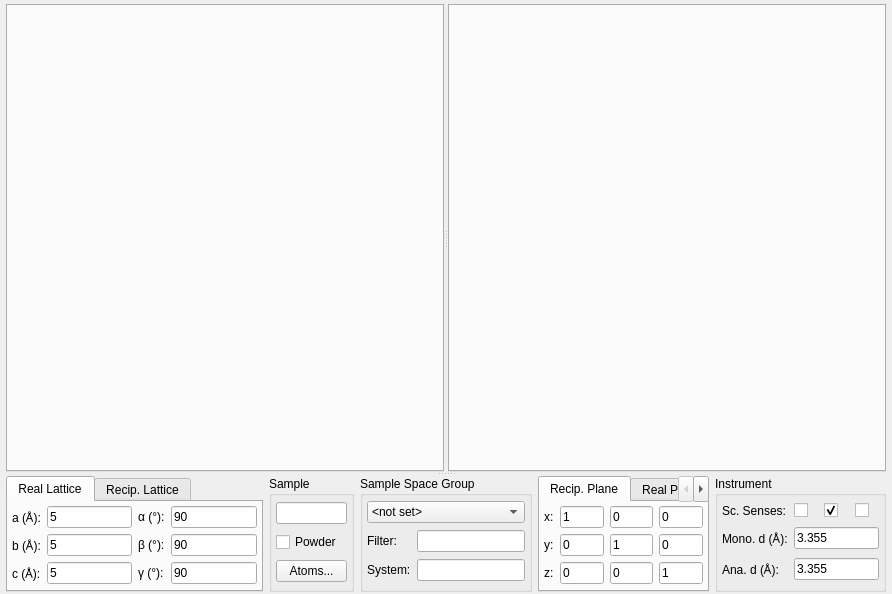
Above: ui/taz.ui from tweber-ill/frm_mirror-takin1 before the change. Below: the same form after it.
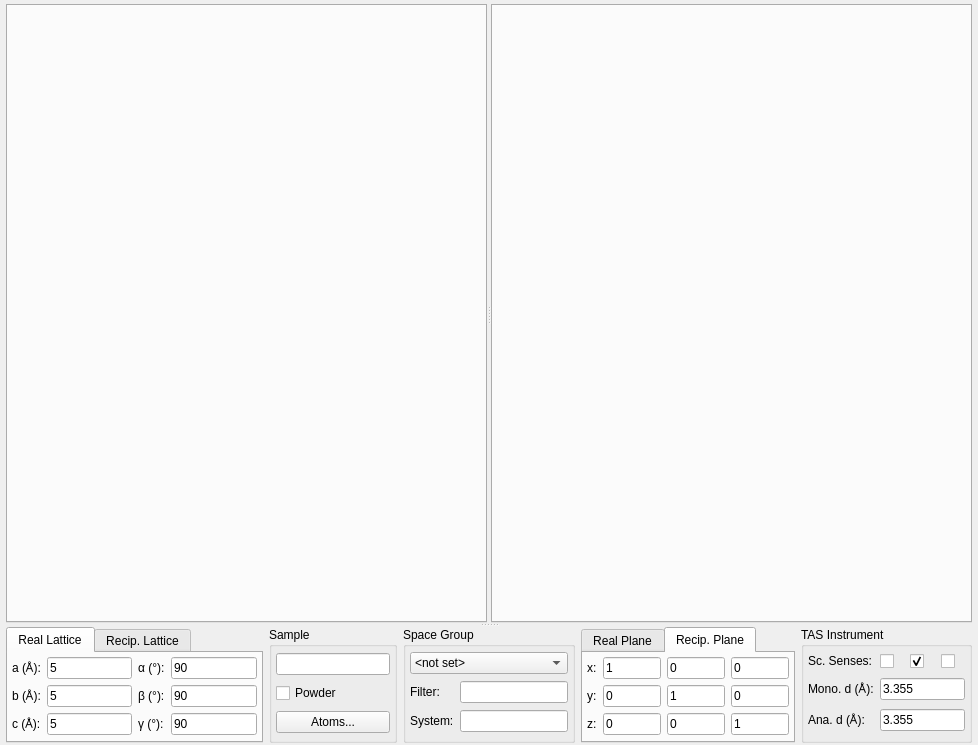
That is the form after the change.

Diff of the .ui file:
```diff
--- a/ui/taz.ui
+++ b/ui/taz.ui
@@ -6,8 +6,8 @@
    <rect>
     <x>0</x>
     <y>0</y>
-    <width>892</width>
-    <height>594</height>
+    <width>978</width>
+    <height>745</height>
    </rect>
   </property>
   <property name="windowTitle">
@@ -128,12 +128,12 @@
          <widget class="QGroupBox" name="groupBox_5">
           <property name="sizePolicy">
            <sizepolicy hsizetype="Expanding" vsizetype="Preferred">
-            <horstretch>2</horstretch>
+            <horstretch>4</horstretch>
             <verstretch>1</verstretch>
            </sizepolicy>
           </property>
           <property name="title">
-           <string>Instrument</string>
+           <string>TAS Instrument</string>
           </property>
           <layout class="QGridLayout" name="gridLayout">
            <property name="margin">
@@ -141,6 +141,12 @@
            </property>
            <item row="1" column="0">
             <widget class="QLabel" name="label_9">
+             <property name="sizePolicy">
+              <sizepolicy hsizetype="Minimum" vsizetype="Fixed">
+               <horstretch>0</horstretch>
+               <verstretch>0</verstretch>
+              </sizepolicy>
+             </property>
              <property name="text">
               <string>Mono. d (Å):</string>
              </property>
@@ -148,6 +154,12 @@
            </item>
            <item row="2" column="0">
             <widget class="QLabel" name="label_10">
+             <property name="sizePolicy">
+              <sizepolicy hsizetype="Minimum" vsizetype="Fixed">
+               <horstretch>0</horstretch>
+               <verstretch>0</verstretch>
+              </sizepolicy>
+             </property>
              <property name="text">
               <string>Ana. d (Å):</string>
              </property>
@@ -155,6 +167,12 @@
            </item>
            <item row="0" column="1">
             <widget class="QCheckBox" name="checkSenseM">
+             <property name="sizePolicy">
+              <sizepolicy hsizetype="Minimum" vsizetype="Fixed">
+               <horstretch>0</horstretch>
+               <verstretch>0</verstretch>
+              </sizepolicy>
+             </property>
              <property name="text">
               <string/>
              </property>
@@ -175,6 +193,12 @@
            </item>
            <item row="0" column="0">
             <widget class="QLabel" name="label_17">
+             <property name="sizePolicy">
+              <sizepolicy hsizetype="Minimum" vsizetype="Fixed">
+               <horstretch>0</horstretch>
+               <verstretch>0</verstretch>
+              </sizepolicy>
+             </property>
              <property name="text">
               <string>Sc. Senses:</string>
              </property>
@@ -211,12 +235,12 @@
          <widget class="QGroupBox" name="groupBox">
           <property name="sizePolicy">
            <sizepolicy hsizetype="Expanding" vsizetype="Preferred">
-            <horstretch>2</horstretch>
+            <horstretch>4</horstretch>
             <verstretch>1</verstretch>
            </sizepolicy>
           </property>
           <property name="title">
-           <string>Sample Space Group</string>
+           <string>Space Group</string>
           </property>
           <layout class="QGridLayout" name="gridLayout_7">
            <property name="margin">
@@ -240,7 +264,7 @@
            <item row="1" column="0">
             <widget class="QLabel" name="label_22">
              <property name="sizePolicy">
-              <sizepolicy hsizetype="Expanding" vsizetype="Fixed">
+              <sizepolicy hsizetype="Minimum" vsizetype="Preferred">
                <horstretch>0</horstretch>
                <verstretch>0</verstretch>
               </sizepolicy>
@@ -262,6 +286,12 @@
            </item>
            <item row="2" column="0">
             <widget class="QLabel" name="label_18">
+             <property name="sizePolicy">
+              <sizepolicy hsizetype="Minimum" vsizetype="Preferred">
+               <horstretch>0</horstretch>
+               <verstretch>0</verstretch>
+              </sizepolicy>
+             </property>
              <property name="text">
               <string>System:</string>
              </property>
@@ -281,7 +311,7 @@
          <widget class="QGroupBox" name="groupBox_2">
           <property name="sizePolicy">
            <sizepolicy hsizetype="Expanding" vsizetype="Preferred">
-            <horstretch>1</horstretch>
+            <horstretch>3</horstretch>
             <verstretch>0</verstretch>
            </sizepolicy>
           </property>
@@ -295,7 +325,7 @@
            <item row="0" column="0">
             <widget class="QLineEdit" name="editDescr">
              <property name="sizePolicy">
-              <sizepolicy hsizetype="Ignored" vsizetype="Fixed">
+              <sizepolicy hsizetype="Preferred" vsizetype="Fixed">
                <horstretch>0</horstretch>
                <verstretch>0</verstretch>
               </sizepolicy>
@@ -307,6 +337,12 @@
            </item>
            <item row="1" column="0">
             <widget class="QCheckBox" name="checkPowder">
+             <property name="sizePolicy">
+              <sizepolicy hsizetype="Minimum" vsizetype="Fixed">
+               <horstretch>0</horstretch>
+               <verstretch>0</verstretch>
+              </sizepolicy>
+             </property>
              <property name="text">
               <string>Powder</string>
              </property>
@@ -335,7 +371,7 @@
          <widget class="QTabWidget" name="groupSample">
           <property name="sizePolicy">
            <sizepolicy hsizetype="Expanding" vsizetype="Preferred">
-            <horstretch>3</horstretch>
+            <horstretch>6</horstretch>
             <verstretch>1</verstretch>
            </sizepolicy>
           </property>
@@ -352,6 +388,12 @@
             </property>
             <item row="1" column="4">
              <widget class="QLabel" name="label_7">
+              <property name="sizePolicy">
+               <sizepolicy hsizetype="Minimum" vsizetype="Fixed">
+                <horstretch>0</horstretch>
+                <verstretch>0</verstretch>
+               </sizepolicy>
+              </property>
               <property name="text">
                <string>β (°):</string>
               </property>
@@ -366,6 +408,12 @@
             </item>
             <item row="0" column="4">
              <widget class="QLabel" name="label_6">
+              <property name="sizePolicy">
+               <sizepolicy hsizetype="Minimum" vsizetype="Fixed">
+                <horstretch>0</horstretch>
+                <verstretch>0</verstretch>
+               </sizepolicy>
+              </property>
               <property name="text">
                <string>α (°):</string>
               </property>
@@ -401,6 +449,12 @@
             </item>
             <item row="0" column="2">
              <widget class="QLabel" name="label_3">
+              <property name="sizePolicy">
+               <sizepolicy hsizetype="Minimum" vsizetype="Fixed">
+                <horstretch>0</horstretch>
+                <verstretch>0</verstretch>
+               </sizepolicy>
+              </property>
               <property name="text">
                <string>a (Å):</string>
               </property>
@@ -408,6 +462,12 @@
             </item>
             <item row="2" column="2">
              <widget class="QLabel" name="label_5">
+              <property name="sizePolicy">
+               <sizepolicy hsizetype="Minimum" vsizetype="Fixed">
+                <horstretch>0</horstretch>
+                <verstretch>0</verstretch>
+               </sizepolicy>
+              </property>
               <property name="text">
                <string>c (Å):</string>
               </property>
@@ -422,6 +482,12 @@
             </item>
             <item row="2" column="4">
              <widget class="QLabel" name="label_8">
+              <property name="sizePolicy">
+               <sizepolicy hsizetype="Minimum" vsizetype="Fixed">
+                <horstretch>0</horstretch>
+                <verstretch>0</verstretch>
+               </sizepolicy>
+              </property>
               <property name="text">
                <string>γ (°):</string>
               </property>
@@ -429,6 +495,12 @@
             </item>
             <item row="1" column="2">
              <widget class="QLabel" name="label_4">
+              <property name="sizePolicy">
+               <sizepolicy hsizetype="Minimum" vsizetype="Fixed">
+                <horstretch>0</horstretch>
+                <verstretch>0</verstretch>
+               </sizepolicy>
+              </property>
               <property name="text">
                <string>b (Å):</string>
               </property>
@@ -533,116 +605,13 @@
          <widget class="QTabWidget" name="groupScatteringPlane">
           <property name="sizePolicy">
            <sizepolicy hsizetype="Expanding" vsizetype="Preferred">
-            <horstretch>2</horstretch>
+            <horstretch>5</horstretch>
             <verstretch>1</verstretch>
            </sizepolicy>
           </property>
           <property name="currentIndex">
            <number>0</number>
           </property>
-          <widget class="QWidget" name="tabScatteringPlane">
-           <attribute name="title">
-            <string>Recip. Plane</string>
-           </attribute>
-           <layout class="QGridLayout" name="gridLayout_2">
-            <property name="margin">
-             <number>4</number>
-            </property>
-            <item row="0" column="2">
-             <widget class="QLineEdit" name="editScatX1">
-              <property name="text">
-               <string>0</string>
-              </property>
-             </widget>
-            </item>
-            <item row="1" column="0">
-             <widget class="QLabel" name="label_2">
-              <property name="text">
-               <string>y:</string>
-              </property>
-             </widget>
-            </item>
-            <item row="1" column="1">
-             <widget class="QLineEdit" name="editScatY0">
-              <property name="text">
-               <string>0</string>
-              </property>
-             </widget>
-            </item>
-            <item row="1" column="2">
-             <widget class="QLineEdit" name="editScatY1">
-              <property name="text">
-               <string>1</string>
-              </property>
-             </widget>
-            </item>
-            <item row="1" column="3">
-             <widget class="QLineEdit" name="editScatY2">
-              <property name="text">
-               <string>0</string>
-              </property>
-             </widget>
-            </item>
-            <item row="0" column="3">
-             <widget class="QLineEdit" name="editScatX2">
-              <property name="text">
-               <string>0</string>
-              </property>
-             </widget>
-            </item>
-            <item row="0" column="0">
-             <widget class="QLabel" name="label">
-              <property name="text">
-               <string>x:</string>
-              </property>
-             </widget>
-            </item>
-            <item row="0" column="1">
-             <widget class="QLineEdit" name="editScatX0">
-              <property name="text">
-               <string>1</string>
-              </property>
-             </widget>
-            </item>
-            <item row="2" column="0">
-             <widget class="QLabel" name="label_19">
-              <property name="text">
-               <string>z:</string>
-              </property>
-             </widget>
-            </item>
-            <item row="2" column="1">
-             <widget class="QLineEdit" name="editScatZ0">
-              <property name="text">
-               <string>0</string>
-              </property>
-              <property name="readOnly">
-               <bool>true</bool>
-              </property>
-             </widget>
-            </item>
-            <item row="2" column="2">
-             <widget class="QLineEdit" name="editScatZ1">
-              <property name="text">
-               <string>0</string>
-              </property>
-              <property name="readOnly">
-               <bool>true</bool>
-              </property>
-             </widget>
-            </item>
-            <item row="2" column="3">
-             <widget class="QLineEdit" name="editScatZ2">
-              <property name="text">
-               <string>1</string>
-              </property>
-              <property name="readOnly">
-               <bool>true</bool>
-              </property>
-             </widget>
-            </item>
-           </layout>
-          </widget>
           <widget class="QWidget" name="tabRealPlane">
            <attribute name="title">
             <string>Real Plane</string>
@@ -746,6 +715,127 @@
             </item>
            </layout>
           </widget>
+          <widget class="QWidget" name="tabScatteringPlane">
+           <attribute name="title">
+            <string>Recip. Plane</string>
+           </attribute>
+           <layout class="QGridLayout" name="gridLayout_2">
+            <property name="margin">
+             <number>4</number>
+            </property>
+            <item row="0" column="2">
+             <widget class="QLineEdit" name="editScatX1">
+              <property name="text">
+               <string>0</string>
+              </property>
+             </widget>
+            </item>
+            <item row="1" column="0">
+             <widget class="QLabel" name="label_2">
+              <property name="sizePolicy">
+               <sizepolicy hsizetype="Minimum" vsizetype="Fixed">
+                <horstretch>0</horstretch>
+                <verstretch>0</verstretch>
+               </sizepolicy>
+              </property>
+              <property name="text">
+               <string>y:</string>
+              </property>
+             </widget>
+            </item>
+            <item row="1" column="1">
+             <widget class="QLineEdit" name="editScatY0">
+              <property name="text">
+               <string>0</string>
+              </property>
+             </widget>
+            </item>
+            <item row="1" column="2">
+             <widget class="QLineEdit" name="editScatY1">
+              <property name="text">
+               <string>1</string>
+              </property>
+             </widget>
+            </item>
+            <item row="1" column="3">
+             <widget class="QLineEdit" name="editScatY2">
+              <property name="text">
+               <string>0</string>
+              </property>
+             </widget>
+            </item>
+            <item row="0" column="3">
+             <widget class="QLineEdit" name="editScatX2">
+              <property name="text">
+               <string>0</string>
+              </property>
+             </widget>
+            </item>
+            <item row="0" column="0">
+             <widget class="QLabel" name="label">
+              <property name="sizePolicy">
+               <sizepolicy hsizetype="Minimum" vsizetype="Fixed">
+                <horstretch>0</horstretch>
+                <verstretch>0</verstretch>
+               </sizepolicy>
+              </property>
+              <property name="text">
+               <string>x:</string>
+              </property>
+             </widget>
+            </item>
+            <item row="0" column="1">
+             <widget class="QLineEdit" name="editScatX0">
+              <property name="text">
+               <string>1</string>
+              </property>
+             </widget>
+            </item>
+            <item row="2" column="0">
+             <widget class="QLabel" name="label_19">
+              <property name="sizePolicy">
+               <sizepolicy hsizetype="Minimum" vsizetype="Fixed">
+                <horstretch>0</horstretch>
+                <verstretch>0</verstretch>
+               </sizepolicy>
+              </property>
+              <property name="text">
+               <string>z:</string>
+              </property>
+             </widget>
+            </item>
+            <item row="2" column="1">
+             <widget class="QLineEdit" name="editScatZ0">
+              <property name="text">
+               <string>0</string>
+              </property>
+              <property name="readOnly">
+               <bool>true</bool>
+              </property>
+             </widget>
+            </item>
+            <item row="2" column="2">
+             <widget class="QLineEdit" name="editScatZ1">
+              <property name="text">
+               <string>0</string>
+              </property>
+              <property name="readOnly">
+               <bool>true</bool>
+              </property>
+             </widget>
+            </item>
+            <item row="2" column="3">
+             <widget class="QLineEdit" name="editScatZ2">
+              <property name="text">
+               <string>1</string>
+              </property>
+              <property name="readOnly">
+               <bool>true</bool>
+              </property>
+             </widget>
+            </item>
+           </layout>
+          </widget>
          </widget>
         </item>
        </layout>
```
Left out of the diff: 56 changed lines with no effect on the pictures.
